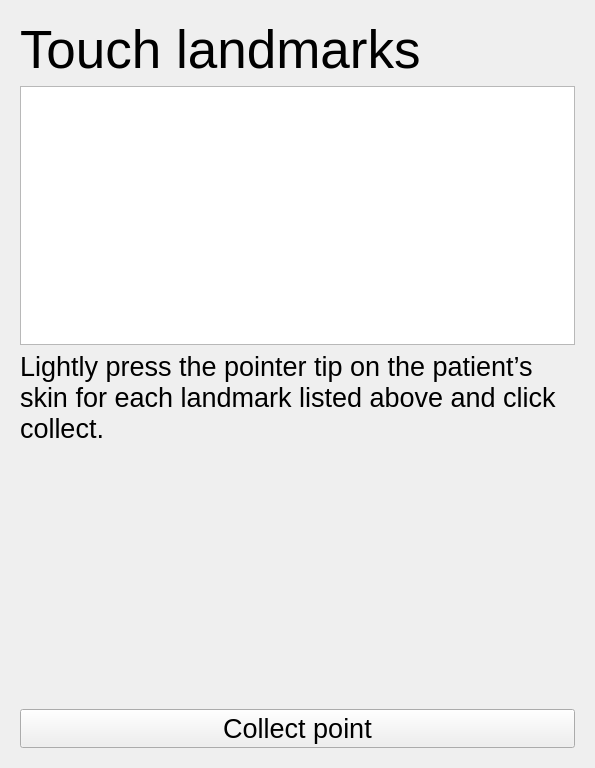
Before: the Qt Designer form Registration/Resources/UI/Registration.ui in NousNav/SlicerOpenNav, drawn with Qt 5.
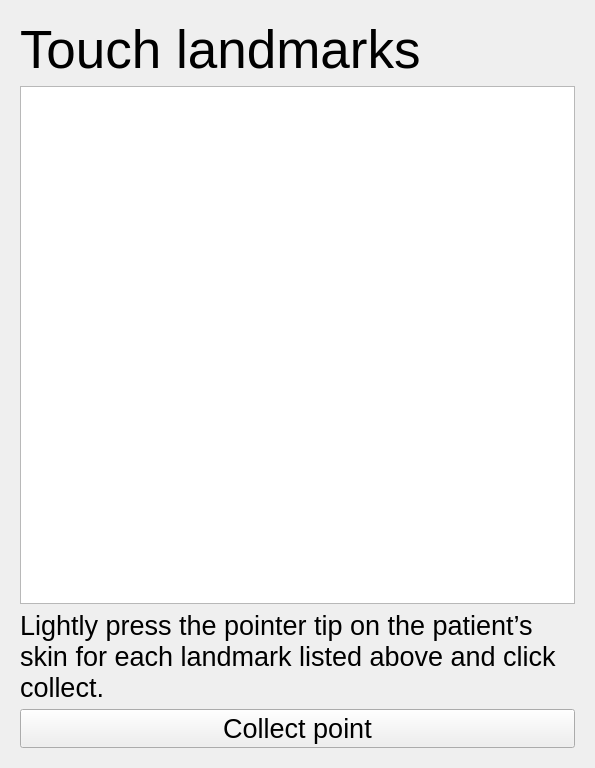
After: the same form once the commit is applied. Custom widgets are drawn as their Qt base class.

Commit message: ENH: Fix sizing of registration landmark list

What changed in the file:
```diff
--- a/Registration/Resources/UI/Registration.ui
+++ b/Registration/Resources/UI/Registration.ui
@@ -550,19 +550,6 @@
          </property>
         </widget>
        </item>
-       <item>
-        <spacer name="verticalSpacer_19">
-         <property name="orientation">
-          <enum>Qt::Vertical</enum>
-         </property>
-         <property name="sizeHint" stdset="0">
-          <size>
-           <width>20</width>
-           <height>40</height>
-          </size>
-         </property>
-        </spacer>
-       </item>
        <item>
         <widget class="QPushButton" name="CollectButton">
          <property name="font">
```
